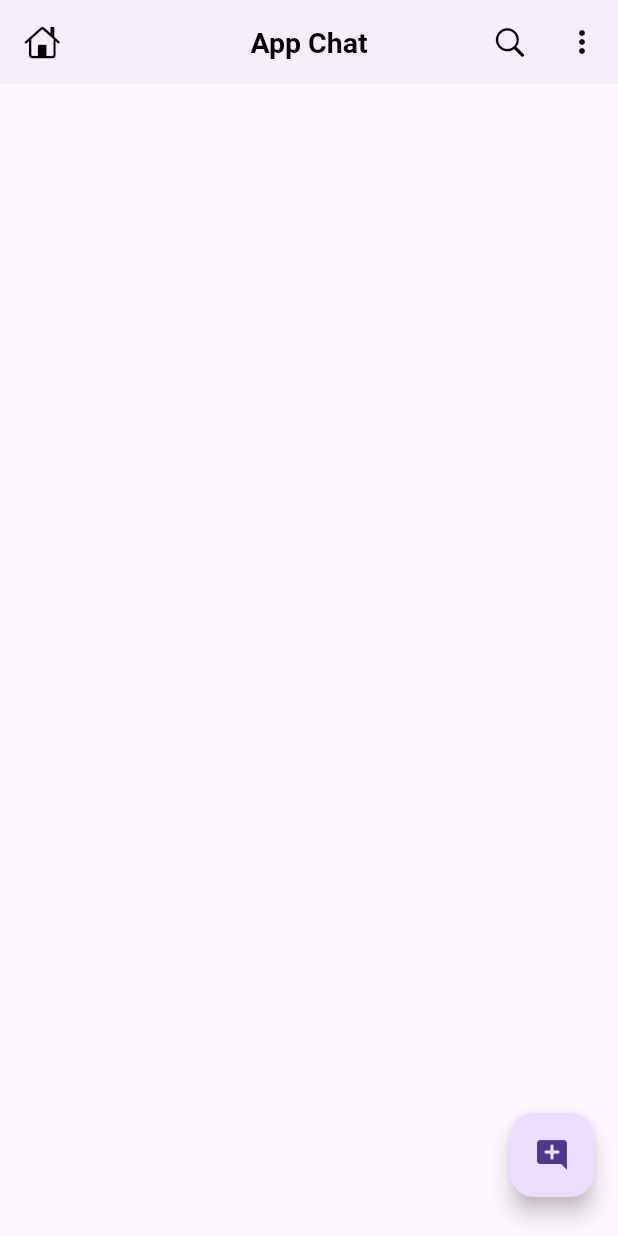
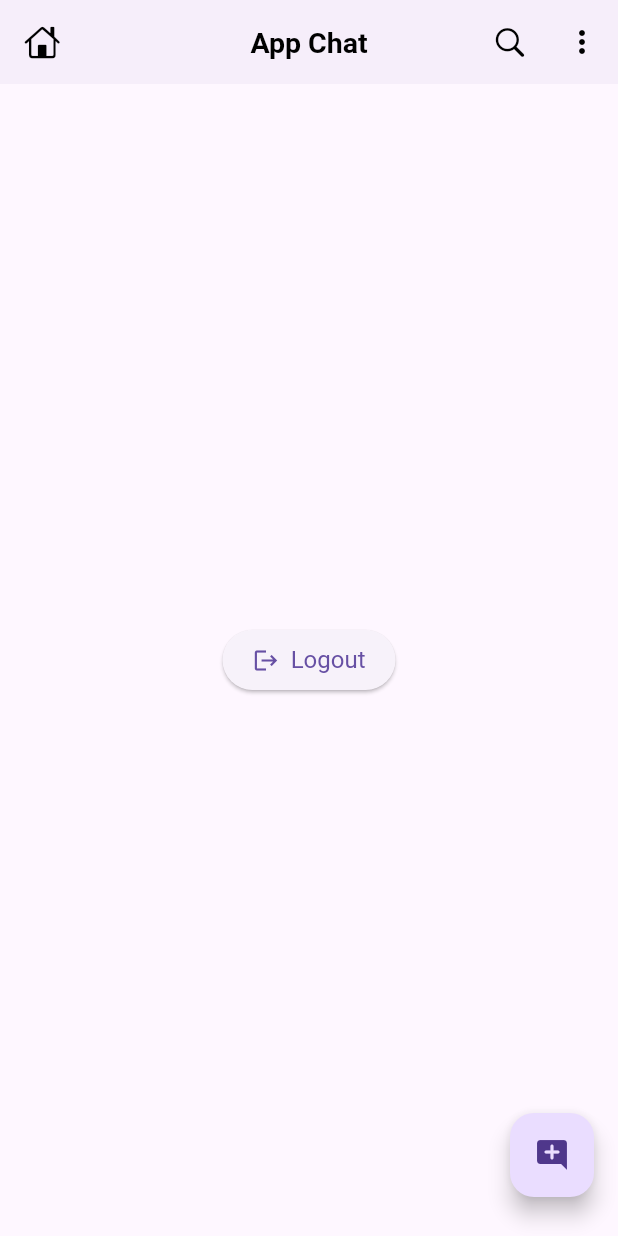
Before and after one commit to lehongngan98/App_Chat_Flutter, a Flutter app: the HomeScreen screen opened directly, on a phone screen of 412 x 824 dp. Run offline on Flutter 3.47's test engine with Material 3 defaults, Android fonts, the phone set to English and light mode, and no system bars; our stand-ins replace firebase_auth, firebase_core, google_sign_in; accounts and stored records are empty.

Commit message:
logout with goole firebase

```diff
--- a/lib/screens/home_screen.dart
+++ b/lib/screens/home_screen.dart
@@ -1,3 +1,4 @@
+import 'package:app_chat/screens/auth/login_screen.dart';
 import 'package:firebase_auth/firebase_auth.dart';
 import 'package:firebase_core/firebase_core.dart';
 import 'package:flutter/cupertino.dart';
@@ -12,6 +13,14 @@ class HomeScreen extends StatefulWidget {
 }
 
 class _HomeScreenState extends State<HomeScreen> {
+  // Logout function
+  Future<void> _logout() async {
+    await FirebaseAuth.instance.signOut();
+    await GoogleSignIn().signOut();
+    Navigator.pushReplacement(
+        context, MaterialPageRoute(builder: (context) => const LoginScreen()));
+  }
+
   @override
   Widget build(BuildContext context) {
     return Scaffold(
@@ -32,10 +41,25 @@ class _HomeScreenState extends State<HomeScreen> {
       ),
       floatingActionButton: Padding(
         padding: const EdgeInsets.only(bottom: 10),
-        child: FloatingActionButton(onPressed: () async{
-          await FirebaseAuth.instance.signOut();
-          await GoogleSignIn().signOut();
-        },child: Icon(Icons.add_comment_rounded)),
+        child: FloatingActionButton(
+            onPressed: () async {
+              await FirebaseAuth.instance.signOut();
+              await GoogleSignIn().signOut();
+            },
+            child: Icon(Icons.add_comment_rounded)),
+      ),
+
+      // Body
+      body: Center(
+        child: ElevatedButton.icon(
+          onPressed: _logout, // Call the logout function
+          icon: const Icon(Icons.logout),
+          label: const Text('Logout'),
+          style: ElevatedButton.styleFrom(
+            padding: const EdgeInsets.symmetric(horizontal: 20, vertical: 10),
+            textStyle: const TextStyle(fontSize: 16),
+          ),
+        ),
       ),
     );
   }
```
